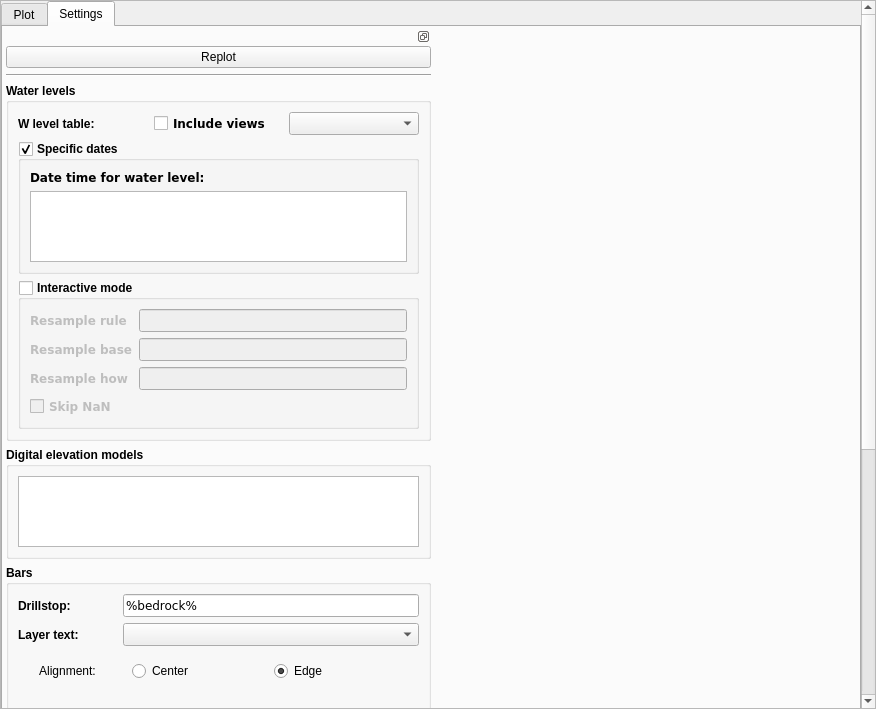
First picture: the form in ui/secplotdockwidget.ui, repository jkall/qgis-midvatten-plugin, before the edit.
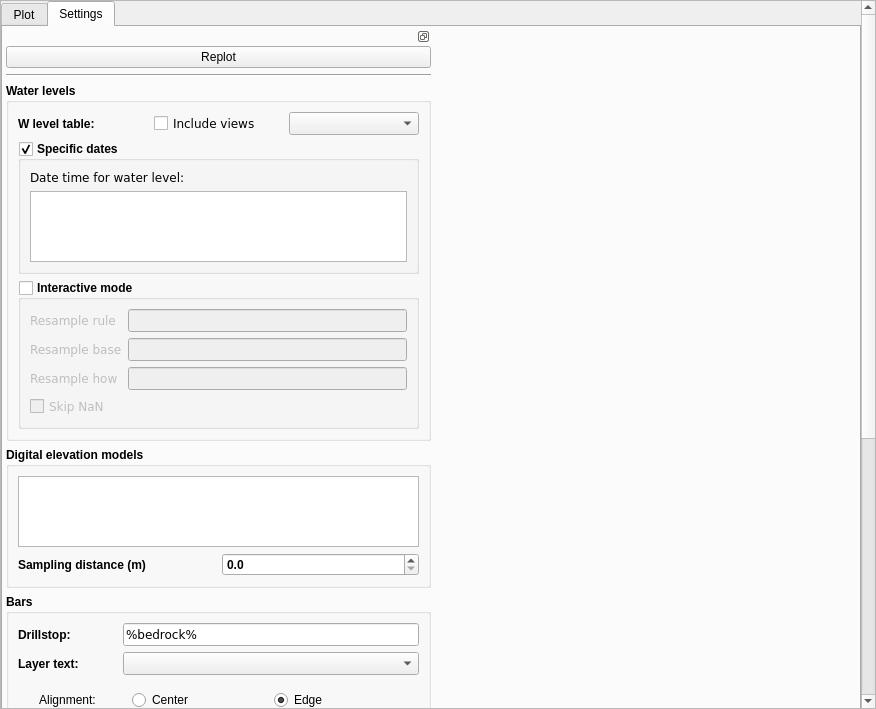
Second picture: the form after the edit. The open tabs and pages were chosen to show the change. Custom widgets are drawn as their Qt base class.

Commit message: Sectionplot: Added sampling distance for dems.

Patch:
```diff
--- a/ui/secplotdockwidget.ui
+++ b/ui/secplotdockwidget.ui
@@ -40,8 +40,8 @@
         <rect>
          <x>0</x>
          <y>0</y>
-         <width>864</width>
-         <height>902</height>
+         <width>860</width>
+         <height>1164</height>
         </rect>
        </property>
        <layout class="QVBoxLayout" name="verticalLayout_9">
@@ -293,6 +293,8 @@
                                    <font>
                                     <family>DejaVu Sans</family>
                                     <pointsize>9</pointsize>
+                                    <weight>50</weight>
+                                    <bold>false</bold>
                                    </font>
                                   </property>
                                   <property name="text">
@@ -341,6 +343,8 @@
                                     <font>
                                      <family>DejaVu Sans</family>
                                      <pointsize>9</pointsize>
+                                     <weight>50</weight>
+                                     <bold>false</bold>
                                     </font>
                                    </property>
                                    <property name="text">
@@ -436,6 +440,8 @@
                                     <font>
                                      <family>DejaVu Sans</family>
                                      <pointsize>9</pointsize>
+                                     <weight>50</weight>
+                                     <bold>false</bold>
                                     </font>
                                    </property>
                                    <property name="text">
@@ -461,6 +467,8 @@
                                     <font>
                                      <family>DejaVu Sans</family>
                                      <pointsize>9</pointsize>
+                                     <weight>50</weight>
+                                     <bold>false</bold>
                                     </font>
                                    </property>
                                    <property name="text">
@@ -474,6 +482,8 @@
                                     <font>
                                      <family>DejaVu Sans</family>
                                      <pointsize>9</pointsize>
+                                     <weight>50</weight>
+                                     <bold>false</bold>
                                     </font>
                                    </property>
                                    <property name="text">
@@ -493,6 +503,8 @@
                                     <font>
                                      <family>DejaVu Sans</family>
                                      <pointsize>9</pointsize>
+                                     <weight>50</weight>
+                                     <bold>false</bold>
                                     </font>
                                    </property>
                                    <property name="text">
@@ -551,6 +563,36 @@
                                 </property>
                                </widget>
                               </item>
+                              <item>
+                               <layout class="QHBoxLayout" name="horizontalLayout_11">
+                                <item>
+                                 <widget class="QLabel" name="label_13">
+                                  <property name="toolTip">
+                                   <string/>
+                                  </property>
+                                  <property name="text">
+                                   <string>Sampling distance (m)</string>
+                                  </property>
+                                 </widget>
+                                </item>
+                                <item>
+                                 <widget class="QDoubleSpinBox" name="dem_sampling_distance">
+                                  <property name="toolTip">
+                                   <string>&lt;html&gt;&lt;head/&gt;&lt;body&gt;&lt;p&gt;The sampling distance (resolution) of the digitized dem line in meter. &lt;br/&gt;A sampling distance of 1 (m) creates a node every meter.&lt;br/&gt;A sampling distance of 0 m adapts the resolution automatically.&lt;/p&gt;&lt;/body&gt;&lt;/html&gt;</string>
+                                  </property>
+                                  <property name="decimals">
+                                   <number>1</number>
+                                  </property>
+                                  <property name="maximum">
+                                   <double>50000.000000000000000</double>
+                                  </property>
+                                  <property name="singleStep">
+                                   <double>10.000000000000000</double>
+                                  </property>
+                                 </widget>
+                                </item>
+                               </layout>
+                              </item>
                              </layout>
                             </widget>
                            </item>
```
Left out of the diff: 28 changed lines with no effect on the pictures. The commit also changes 2 other files.
